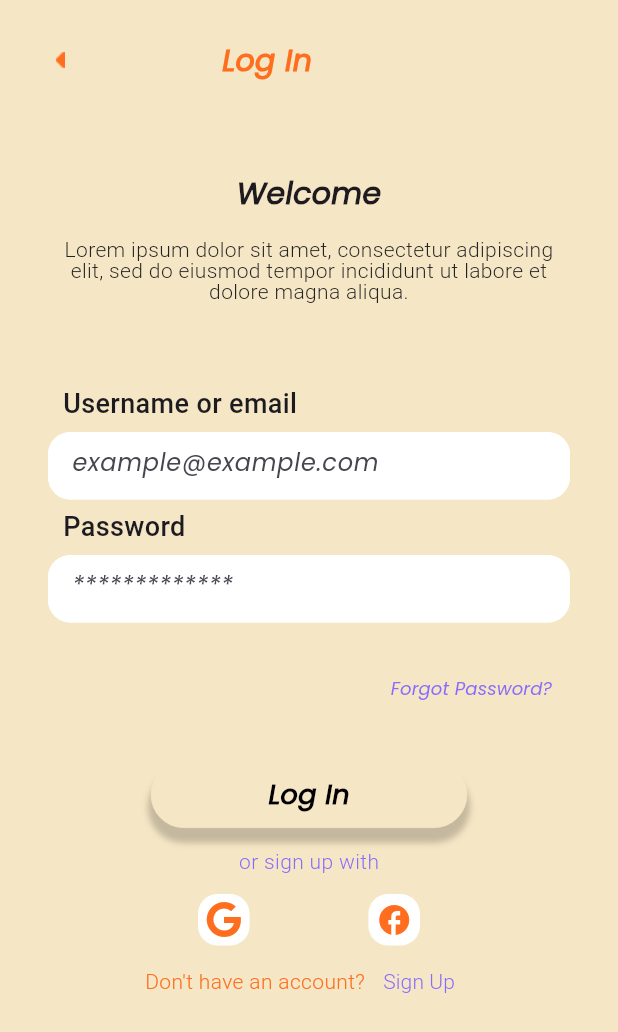
After one commit to Shroukahmed99/Graduation-Project-Using-Flutter, a Flutter app: the LoginView screen opened directly, on a phone screen of 412 x 824 dp. The commit adds this screen. Shown: the top 1032 px of the screen. Run offline on Flutter 3.47's test engine with Material 3 defaults, Android fonts, the phone set to English and light mode, and no system bars; our stand-ins replace dots_indicator, flutter_animate, font_awesome_flutter, get; Roboto replaces fonts that are missing (League Spartan).

Commit message:
Ui login page

```diff
--- /dev/null
+++ b/lib/Features/Auth/Presentation/Pages/Login/Widgets/buttom_text_forget_password.dart
@@ -0,0 +1,24 @@
+import 'package:flutter/material.dart';
+import 'package:sehatak/const.dart';
+
+class ButtomTextForgetPassword extends StatelessWidget {
+  const ButtomTextForgetPassword({super.key});
+
+  @override
+  Widget build(BuildContext context) {
+    return Align(
+      alignment: Alignment.centerRight,
+      child: TextButton(
+        onPressed: () {},
+        child: const Text(
+          'Forgot Password?',
+          style: TextStyle(
+            color: secondaryColor,
+            fontSize: 12,
+            fontWeight: FontWeight.w500,
+          ),
+        ),
+      ),
+    );
+  }
+}
--- /dev/null
+++ b/lib/Features/Auth/Presentation/Pages/Login/Widgets/login_view_body.dart
@@ -0,0 +1,93 @@
+import 'package:flutter/material.dart';
+import 'package:font_awesome_flutter/font_awesome_flutter.dart';
+import 'package:sehatak/Features/Auth/Presentation/Pages/Widgets/Custom_button.dart';
+import 'package:sehatak/Features/Auth/Presentation/Pages/Widgets/Custom_sub_title.dart';
+import 'package:sehatak/Features/Auth/Presentation/Pages/Login/Widgets/buttom_text_forget_password.dart';
+import 'package:sehatak/Features/Auth/Presentation/Pages/Widgets/custom_text.dart';
+import 'package:sehatak/Features/Auth/Presentation/Pages/Widgets/custom_text_and_icon_arrowBack.dart';
+import 'package:sehatak/Features/Auth/Presentation/Pages/Widgets/custom_text_field.dart';
+import 'package:sehatak/Features/Auth/Presentation/Pages/Widgets/custom_text_question.dart';
+import 'package:sehatak/Features/Auth/Presentation/Pages/Widgets/custom_text_signUpWith.dart';
+import 'package:sehatak/Features/Auth/Presentation/Pages/Widgets/custom_icon_buttom.dart';
+
+class LoginViewBody extends StatelessWidget {
+  const LoginViewBody({super.key});
+
+  @override
+  Widget build(BuildContext context) {
+    return Padding(
+      padding: const EdgeInsets.symmetric(horizontal: 32, vertical: 25),
+      child: ListView(
+        children: [
+          const CustomTextAndIconArrowback(),
+          const SizedBox(
+            height: 60,
+          ),
+          const CustomText(),
+          const SizedBox(
+            height: 60,
+          ),
+          const CustomSubTitle(
+            subTitle: 'Username or email',
+          ),
+          const SizedBox(
+            height: 10,
+          ),
+          CustomTextField(
+            hintText: 'example@example.com',
+            onChanged: (String) {},
+          ),
+          const SizedBox(
+            height: 10,
+          ),
+          const CustomSubTitle(
+            subTitle: 'Password',
+          ),
+          const SizedBox(
+            height: 10,
+          ),
+          CustomTextField(
+            hintText: '*************',
+            onChanged: (String) {},
+          ),
+          const SizedBox(
+            height: 10,
+          ),
+          const SizedBox(
+            height: 10,
+          ),
+          const ButtomTextForgetPassword(),
+          const SizedBox(
+            height: 25,
+          ),
+          CustomButton(
+            text: 'Log In',
+            onTap: () {},
+          ),
+          const SizedBox(
+            height: 15,
+          ),
+          const CustomTextSignupwith(),
+          const SizedBox(
+            height: 15,
+          ),
+          const Padding(
+            padding: EdgeInsets.symmetric(horizontal: 100),
+            child: Row(
+              mainAxisAlignment: MainAxisAlignment.spaceBetween,
+              children: [
+                CustomIconButton(
+                  icon: FontAwesomeIcons.google,
+                ),
+                CustomIconButton(
+                  icon: Icons.facebook,
+                ),
+              ],
+            ),
+          ),
+          const CustomTextQuestion(),
+        ],
+      ),
+    );
+  }
+}
--- a/lib/Features/Auth/Presentation/Pages/Login/login_view.dart
+++ b/lib/Features/Auth/Presentation/Pages/Login/login_view.dart
@@ -0,0 +1,14 @@
+import 'package:flutter/material.dart';
+import 'package:sehatak/Features/Auth/Presentation/Pages/Login/Widgets/login_view_body.dart';
+import 'package:sehatak/const.dart';
+
+class LoginView extends StatelessWidget {
+  const LoginView({super.key});
+
+  @override
+  Widget build(BuildContext context) {
+    return const Scaffold(
+        backgroundColor: backgroundColor, // Light beige background
+        body: LoginViewBody());
+  }
+}
--- /dev/null
+++ b/lib/Features/Auth/Presentation/Pages/Widgets/Custom_button.dart
@@ -0,0 +1,50 @@
+import 'package:flutter/material.dart';
+import 'package:sehatak/const.dart';
+
+class CustomButton extends StatelessWidget {
+  const CustomButton({
+    super.key,
+    required this.text,
+    required this.onTap,
+  });
+  final String text;
+  final void Function() onTap;
+
+  @override
+  Widget build(BuildContext context) {
+    return GestureDetector(
+      onTap: onTap,
+      child: Center(
+        child: Container(
+          width: 211,
+          height: 44,
+          decoration: BoxDecoration(
+            color: backgroundColor,
+            boxShadow: [
+              BoxShadow(
+                color: Colors.black.withOpacity(0.2),
+                offset: const Offset(0, 8),
+                spreadRadius: 2,
+                blurRadius: 3,
+              ),
+            ],
+            borderRadius: BorderRadius.circular(100),
+            border: Border.all(
+              color: backgroundColor,
+              width: 0.5,
+            ),
+          ),
+          alignment: Alignment.center,
+          child: Text(
+            text,
+            style: const TextStyle(
+              fontSize: 18,
+              fontWeight: FontWeight.w700,
+              color: Colors.black,
+            ),
+          ),
+        ),
+      ),
+    );
+  }
+}
--- /dev/null
+++ b/lib/Features/Auth/Presentation/Pages/Widgets/Custom_sub_title.dart
@@ -0,0 +1,23 @@
+import 'package:flutter/material.dart';
+
+class CustomSubTitle extends StatelessWidget {
+  const CustomSubTitle({super.key, required this.subTitle});
+  final String subTitle;
+
+  @override
+  Widget build(BuildContext context) {
+    return Padding(
+      padding: const EdgeInsets.only(left: 10),
+      child: Text(
+        subTitle,
+        style: const TextStyle(
+          fontFamily: 'League Spartan',
+          fontSize: 18,
+          fontWeight: FontWeight.w500,
+          height: 16.56 / 18,
+          decoration: TextDecoration.none,
+        ),
+      ),
+    );
+  }
+}
--- /dev/null
+++ b/lib/Features/Auth/Presentation/Pages/Widgets/custom_icon_buttom.dart
@@ -0,0 +1,26 @@
+import 'package:flutter/material.dart';
+import 'package:sehatak/const.dart';
+
+class CustomIconButton extends StatelessWidget {
+  const CustomIconButton({super.key, required this.icon});
+  final IconData icon;
+
+  @override
+  Widget build(BuildContext context) {
+    return Container(
+      width: 34.4,
+      height: 34.4,
+      decoration: BoxDecoration(
+        color: Colors.white,
+        borderRadius: BorderRadius.circular(13.13),
+      ),
+      child: Center(
+        child: Icon(
+          icon,
+          size: 24,
+          color: kPrimaryColor,
+        ),
+      ),
+    );
+  }
+}
--- /dev/null
+++ b/lib/Features/Auth/Presentation/Pages/Widgets/custom_text.dart
@@ -0,0 +1,36 @@
+import 'package:flutter/material.dart';
+import 'package:sehatak/const.dart';
+
+class CustomText extends StatelessWidget {
+  const CustomText({super.key});
+
+  @override
+  Widget build(BuildContext context) {
+    return const Column(
+      children: [
+        Text(
+          'Welcome',
+          style: TextStyle(
+            fontSize: 20,
+            fontWeight: FontWeight.bold,
+          ),
+        ),
+        SizedBox(
+          height: 15,
+        ),
+        Text(
+          'Lorem ipsum dolor sit amet, consectetur adipiscing elit, sed do eiusmod tempor incididunt ut labore et dolore magna aliqua.',
+          textAlign: TextAlign.center,
+          style: TextStyle(
+            color: accentColor,
+            fontSize: 14,
+            fontWeight: FontWeight.w300,
+            fontFamily: 'League Spartan',
+            height: 14 / 14,
+            decoration: TextDecoration.none,
+          ),
+        )
+      ],
+    );
+  }
+}
--- /dev/null
+++ b/lib/Features/Auth/Presentation/Pages/Widgets/custom_text_and_icon_arrowBack.dart
@@ -0,0 +1,30 @@
+import 'package:flutter/material.dart';
+import 'package:sehatak/const.dart';
+import 'package:sehatak/core/widget/Custom_Arrow_Icon.dart';
+
+class CustomTextAndIconArrowback extends StatelessWidget {
+  const CustomTextAndIconArrowback({super.key});
+
+  @override
+  Widget build(BuildContext context) {
+    return const Row(
+      children: [
+        CustomArrowIcon(),
+        SizedBox(
+          width: 100,
+        ),
+        Text(
+          'Log In',
+          textAlign: TextAlign.left,
+          style: TextStyle(
+            color: kPrimaryColor,
+            fontSize: 20,
+            fontWeight: FontWeight.w700,
+            height: 30 / 20,
+            decoration: TextDecoration.none,
+          ),
+        )
+      ],
+    );
+  }
+}
--- /dev/null
+++ b/lib/Features/Auth/Presentation/Pages/Widgets/custom_text_field.dart
@@ -0,0 +1,61 @@
+import 'package:flutter/material.dart';
+import 'package:sehatak/const.dart';
+
+class CustomTextField extends StatefulWidget {
+  final String hintText;
+  final Function(String) onChanged;
+  final String? Function(String?)? validator;
+
+  const CustomTextField({
+    super.key,
+    required this.hintText,
+    required this.onChanged,
+    this.validator,
+  });
+
+  @override
+  _CustomTextFieldState createState() => _CustomTextFieldState();
+}
+
+class _CustomTextFieldState extends State<CustomTextField> {
+  final TextEditingController _controller = TextEditingController();
+
+  @override
+  Widget build(BuildContext context) {
+    return Container(
+      width: 311, // Set the width of the container
+      height: 45, // Set the height of the container
+      child: TextFormField(
+        controller: _controller,
+        onChanged: widget.onChanged,
+        validator: widget.validator,
+        decoration: InputDecoration(
+          hintText: widget.hintText,
+          border: OutlineInputBorder(
+            borderRadius: BorderRadius.circular(15),
+            borderSide: const BorderSide(
+              color: Colors.white,
+              width: 1,
+            ),
+          ),
+          focusedBorder: OutlineInputBorder(
+            borderRadius: BorderRadius.circular(15),
+            borderSide: const BorderSide(
+              color: Colors.white,
+              width: 1,
+            ),
+          ),
+          enabledBorder: OutlineInputBorder(
+            borderRadius: BorderRadius.circular(15),
+            borderSide: const BorderSide(
+              color: Colors.white,
+              width: 1,
+            ),
+          ),
+          filled: true,
+          fillColor: usedColor,
+        ),
+      ),
+    );
+  }
+}
--- /dev/null
+++ b/lib/Features/Auth/Presentation/Pages/Widgets/custom_text_question.dart
@@ -0,0 +1,40 @@
+import 'package:flutter/material.dart';
+import 'package:sehatak/const.dart';
+
+class CustomTextQuestion extends StatelessWidget {
+  const CustomTextQuestion({super.key});
+
+  @override
+  Widget build(BuildContext context) {
+    return Row(
+      mainAxisAlignment: MainAxisAlignment.center,
+      children: [
+        const Text(
+          "Don't have an account?",
+          style: TextStyle(
+            color: kPrimaryColor,
+            fontFamily: 'League Spartan',
+            fontSize: 14,
+            fontWeight: FontWeight.w300,
+            height: 1.0,
+            decoration: TextDecoration.none,
+          ),
+        ),
+        TextButton(
+          onPressed: () {
+            // يمكنك إضافة الإجراء عند الضغط هنا
+          },
+          child: const Text(
+            'Sign Up',
+            style: TextStyle(
+              color: secondaryColor,
+              fontFamily: 'League Spartan',
+              fontSize: 14,
+              fontWeight: FontWeight.w300,
+            ),
+          ),
+        ),
+      ],
+    );
+  }
+}
--- /dev/null
+++ b/lib/Features/Auth/Presentation/Pages/Widgets/custom_text_signUpWith.dart
@@ -0,0 +1,22 @@
+import 'package:flutter/material.dart';
+import 'package:sehatak/const.dart';
+
+class CustomTextSignupwith extends StatelessWidget {
+  const CustomTextSignupwith({super.key});
+
+  @override
+  Widget build(BuildContext context) {
+    return const Center(
+      child: Text(
+        'or sign up with',
+        style: TextStyle(
+          fontFamily: 'League Spartan',
+          fontSize: 14,
+          fontWeight: FontWeight.w300,
+          color: secondaryColor,
+          height: 1.0,
+        ),
+      ),
+    );
+  }
+}
--- a/lib/Features/Auth/login.dart
+++ /dev/null
@@ -1,10 +0,0 @@
-import 'package:flutter/material.dart';
-
-class home extends StatelessWidget {
-  const home({super.key});
-
-  @override
-  Widget build(BuildContext context) {
-    return const Placeholder();
-  }
-}
--- a/lib/Features/on Boarding/Presentation/widgets/custom_page_view.dart
+++ b/lib/Features/on Boarding/Presentation/widgets/custom_page_view.dart
@@ -2,7 +2,7 @@ import 'package:flutter/material.dart';
 import 'package:sehatak/Features/on%20Boarding/Presentation/widgets/custom_view_page_item.dart';
 
 class CustomPageView extends StatelessWidget {
-  const CustomPageView({super.key, required this.controller});
+  const CustomPageView({super.key, required this.controller, required Null Function(dynamic index) onPageChanged});
   final PageController? controller;
 
   @override
--- a/lib/Features/on Boarding/Presentation/widgets/on_boarding_body.dart
+++ b/lib/Features/on Boarding/Presentation/widgets/on_boarding_body.dart
@@ -1,5 +1,5 @@
 import 'package:flutter/material.dart';
-import 'package:sehatak/Features/Auth/login.dart';
+import 'package:sehatak/Features/Auth/Presentation/Pages/Login/login_view.dart';
 import 'package:sehatak/Features/on%20Boarding/Presentation/widgets/custom_indicator.dart';
 import 'package:sehatak/Features/on%20Boarding/Presentation/widgets/custom_page_view.dart';
 import 'package:sehatak/Features/on%20Boarding/Presentation/widgets/custom_skip_icon.dart';
@@ -38,6 +38,7 @@ class _OnBoardingBodyState extends State<OnBoardingBody> {
       children: [
         CustomPageView(
           controller: pageController,
+          onPageChanged: (index) {},
         ),
         CustomIndicator(dotsIndex: currentIndex),
         const CustomSkipIcon(),
@@ -52,7 +53,7 @@ class _OnBoardingBodyState extends State<OnBoardingBody> {
             } else {
               Navigator.pushReplacement(
                 context,
-                MaterialPageRoute(builder: (context) => home()),
+                MaterialPageRoute(builder: (context) => LoginView()),
               );
             }
           },
--- a/lib/const.dart
+++ b/lib/const.dart
@@ -4,3 +4,4 @@ const Color kPrimaryColor = Color(0xFFFF6E1F);
 const Color secondaryColor = Color(0xFF896CFE);
 const Color accentColor = Color(0xFF222222);
 const Color backgroundColor = Color(0xFFF5E6C5);
+const Color usedColor = Colors.white;
--- /dev/null
+++ b/lib/core/widget/Custom_Arrow_Icon.dart
@@ -0,0 +1,14 @@
+import 'package:flutter/material.dart';
+
+class CustomArrowIcon extends StatelessWidget {
+  const CustomArrowIcon({super.key});
+
+  @override
+  Widget build(BuildContext context) {
+    return Image.asset(
+      'assets/images/Arrow.png',
+      height: 11,
+      width: 16,
+    );
+  }
+}
--- a/pubspec.yaml
+++ b/pubspec.yaml
@@ -35,6 +35,7 @@ dependencies:
   flutter_animate: ^3.0.0
   flutter_svg: ^2.0.0
   get: ^4.6.5
+  font_awesome_flutter: ^10.4.0
 
 dev_dependencies:
   flutter_lints: ^4.0.0
```
Also changed, not shown: assets/images/Arrow.png (added), lib/core/widget/custom_icon.dart (added), pubspec.lock.
